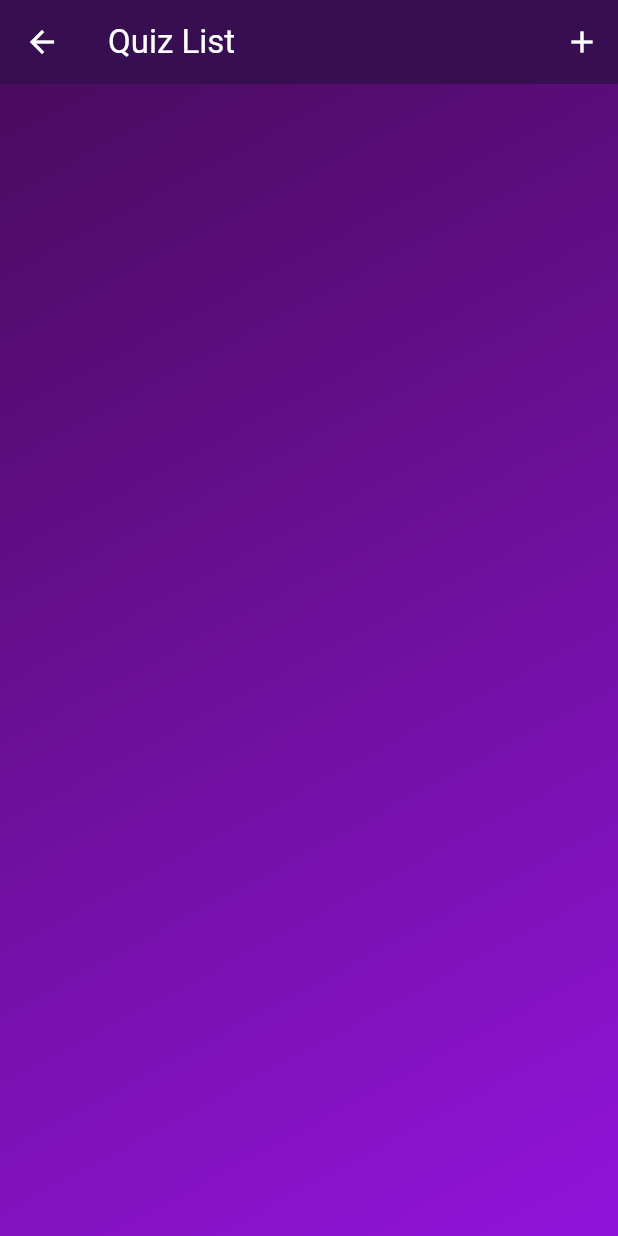
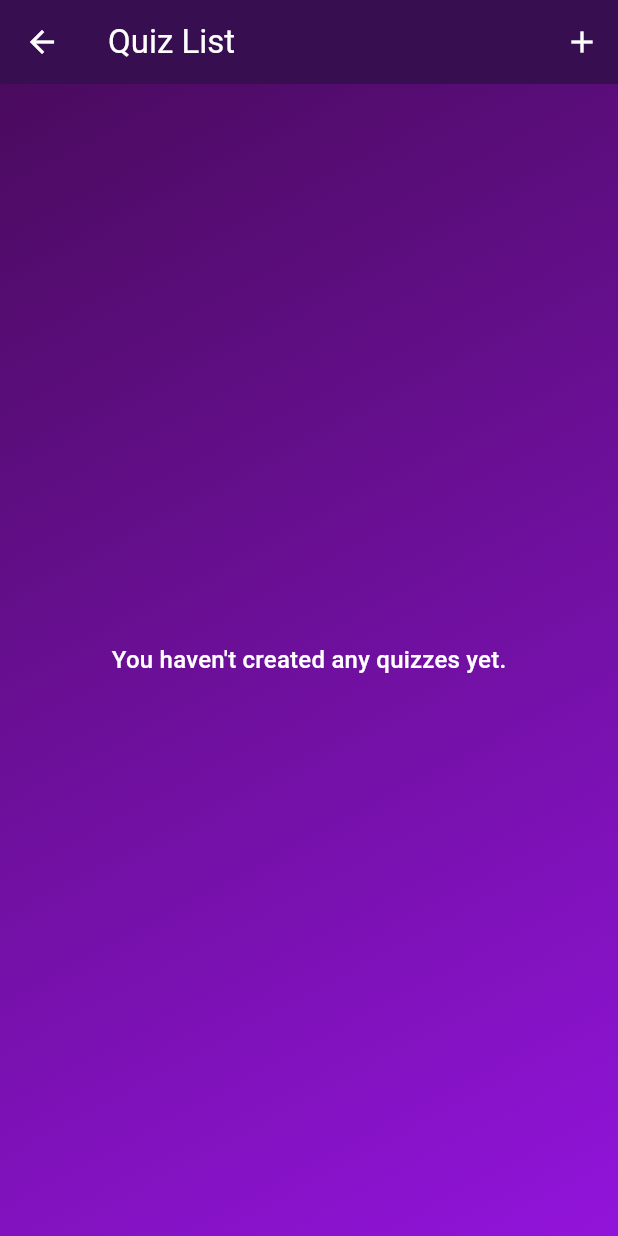
Before and after one commit to MiraculousNightingale/nightingale_flutter_quizapp, a Flutter app: the screen it shows after launch, after a tap on "View Quiz List", on a phone screen of 412 x 824 dp. Run offline on Flutter 3.47's test engine with Material 2 defaults, Android fonts, the phone set to English and light mode, and no system bars; our stand-ins replace cloud_firestore, firebase_core, google_fonts; accounts and stored records are empty.

Commit message:
UI fixes
- Show text instead of "Start Quiz" button when no quizzes present
- Finish up the dismissible item in quiz list
- Add appbar to quiz form screen

```diff
--- a/lib/providers/quizzes.dart
+++ b/lib/providers/quizzes.dart
@@ -21,9 +21,17 @@ class Quizzes with ChangeNotifier {
 
   Future<void> createQuiz(Quiz quiz) async {
     await _firebase.collection('quizzes').add(quiz.toJson());
+    _quizzes.add(quiz);
   }
 
   Future<void> updateQuiz(Quiz quiz) async {
     await _firebase.collection('quizzes').doc(quiz.id).set(quiz.toJson());
+    final index = quizzes.indexWhere((element) => element.id == quiz.id);
+    _quizzes[index] = quiz;
+  }
+
+  Future<void> deleteQuiz(Quiz quiz) async {
+    await _firebase.collection('quizzes').doc(quiz.id).delete();
+    _quizzes.remove(quiz);
   }
 }
--- a/lib/screens/home_screen.dart
+++ b/lib/screens/home_screen.dart
@@ -17,6 +17,7 @@ class HomeScreen extends StatelessWidget {
 
   @override
   Widget build(BuildContext context) {
+    final theme = Theme.of(context);
     final quizProvider = Provider.of<Quizzes>(context, listen: false);
     return Scaffold(
       body: GradientContainer(
@@ -36,6 +37,15 @@ class HomeScreen extends StatelessWidget {
                   if (snapshot.connectionState == ConnectionState.waiting) {
                     return const CircularProgressIndicator(
                       color: Colors.white,
+                    );
+                  }
+                  if (quizProvider.quizzes.isEmpty) {
+                    return Center(
+                      child: Text(
+                        'You haven\'t created any quizzes yet.',
+                        style: theme.textTheme.titleMedium!
+                            .copyWith(color: theme.colorScheme.onPrimary),
+                      ),
                     );
                   }
                   return ElevatedButton.icon(
--- a/lib/screens/quiz/quiz_list_screen.dart
+++ b/lib/screens/quiz/quiz_list_screen.dart
@@ -21,6 +21,7 @@ class QuizListScreen extends StatelessWidget {
 
   @override
   Widget build(BuildContext context) {
+    final theme = Theme.of(context);
     return Scaffold(
       appBar: AppBar(
         title: const Text('Quiz List'),
@@ -51,18 +52,21 @@ class QuizListScreen extends StatelessWidget {
               : RefreshIndicator(
                   onRefresh: () => _loadQuizzes(context),
                   child: Consumer<Quizzes>(
-                    builder: (context, value, child) => Column(
-                      children: [
-                        Expanded(
-                          child: ListView(
+                    builder: (context, value, child) => value.quizzes.isEmpty
+                        ? Center(
+                            child: Text(
+                              'You haven\'t created any quizzes yet.',
+                              style: theme.textTheme.titleMedium!.copyWith(
+                                color: theme.colorScheme.onPrimary,
+                              ),
+                            ),
+                          )
+                        : ListView(
                             padding: const EdgeInsets.symmetric(horizontal: 16),
                             children: [
                               ..._buildQuizList(value.quizzes),
                             ],
                           ),
-                        ),
-                      ],
-                    ),
                   ),
                 ),
         ),
--- a/lib/widgets/quiz/question_form.dart
+++ b/lib/widgets/quiz/question_form.dart
@@ -123,11 +123,15 @@ class _QuestionFormState extends State<QuestionForm> {
           QuizTextField(
             controller: questionTextController,
             labelText: 'Question text',
+            textInputAction: TextInputAction.next,
           ),
           for (var i = 0; i < answerControllers.length; i++)
             QuizTextField(
               controller: answerControllers[i],
               labelText: 'Answer ${i + 1}',
+              textInputAction: i < answerControllers.length - 1
+                  ? TextInputAction.next
+                  : TextInputAction.done,
             ),
           Row(
             children: [
--- a/lib/widgets/quiz/quiz_text_field.dart
+++ b/lib/widgets/quiz/quiz_text_field.dart
@@ -6,11 +6,15 @@ class QuizTextField extends StatelessWidget {
     this.labelText,
     this.controller,
     this.onChanged,
+    this.onSubmitted,
+    this.textInputAction,
   });
 
   final String? labelText;
   final TextEditingController? controller;
   final Function(String)? onChanged;
+  final Function(String)? onSubmitted;
+  final TextInputAction? textInputAction;
 
   @override
   Widget build(BuildContext context) {
@@ -26,6 +30,8 @@ class QuizTextField extends StatelessWidget {
           borderRadius: BorderRadius.circular(20),
         ),
       ),
+      onSubmitted: onSubmitted,
+      textInputAction: textInputAction,
     );
   }
 }
```
Also changed, not shown: lib/main.dart (+15 -0 lines), lib/screens/quiz/quiz_form_screen.dart (+9 -1 lines), lib/widgets/quiz/quiz_list_item.dart (+28 -3 lines).
